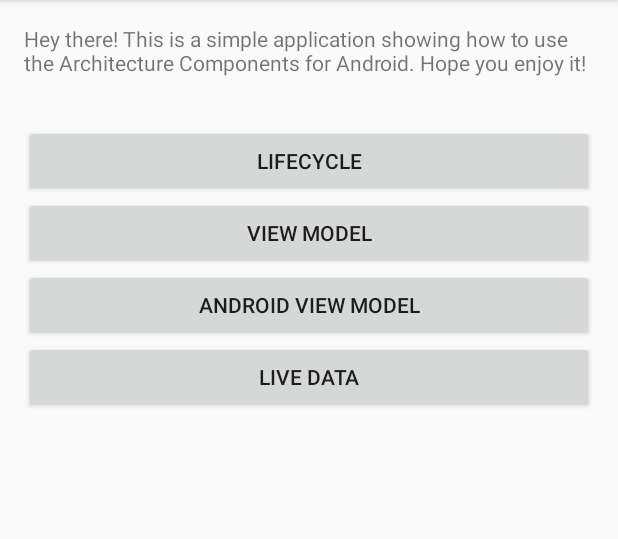
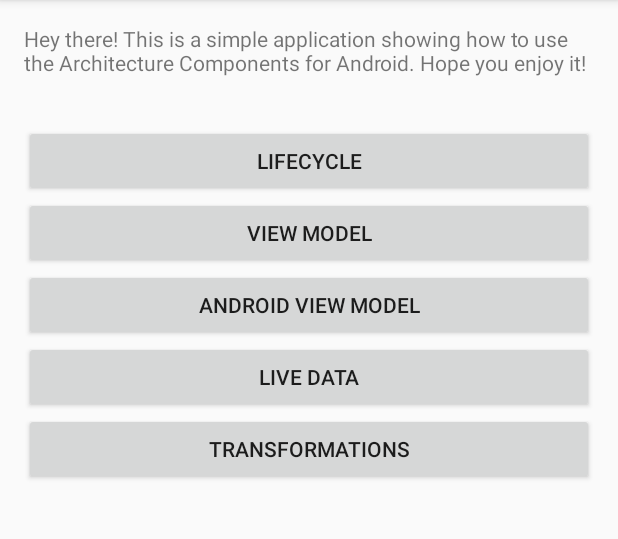
Before and after one commit to rodrigobressan/sample_android_architecture_components, an Android app: the screen it shows after launch (MainActivity), on a phone screen of 412 x 824 dp, the part 84-623 px from its top. Run offline under Robolectric (Android 15) with nearby library versions, the phone set to English and light mode, and no system bars.

Commit message:
Example using Transformations

```diff
--- a/app/src/main/AndroidManifest.xml
+++ b/app/src/main/AndroidManifest.xml
@@ -24,6 +24,8 @@
         <activity android:name=".android_viewmodel.WifiListActivity" />
         <activity android:name=".viewmodel.counter.IncrementActivity" />
         <activity android:name=".livedata.sensor.SensorActivity" />
+        <activity android:name=".transformation.TeamActivity" />
+        <activity android:name=".transformation.TeamDetailActivity" />
 
     </application>
 </manifest>
--- a/app/src/main/java/com/rodrigobresan/samplearchitcturecomponents/MainActivity.kt
+++ b/app/src/main/java/com/rodrigobresan/samplearchitcturecomponents/MainActivity.kt
@@ -6,8 +6,7 @@ import android.support.v7.app.AppCompatActivity
 import com.rodrigobresan.samplearchitcturecomponents.android_viewmodel.WifiListActivity
 import com.rodrigobresan.samplearchitcturecomponents.lifecycle.LifecycleSampleActivity
 import com.rodrigobresan.samplearchitcturecomponents.livedata.sensor.SensorActivity
-import com.rodrigobresan.samplearchitcturecomponents.viewmodel.counter.IncrementActivity
-import com.rodrigobresan.samplearchitcturecomponents.viewmodel.news.FeedActivity
+import com.rodrigobresan.samplearchitcturecomponents.transformation.TeamActivity
 import com.rodrigobresan.samplearchitcturecomponents.viewmodel.news.NewsActivity
 import kotlinx.android.synthetic.main.activity_main.*
 
@@ -22,6 +21,7 @@ class MainActivity : AppCompatActivity() {
         btn_main_viewmodel.setOnClickListener { openActivity(NewsActivity.provideIntent(this)) }
         btn_main_android_viewmodel.setOnClickListener { openActivity(WifiListActivity.provideIntent(this)) }
         btn_main_livedata.setOnClickListener { openActivity(SensorActivity.provideIntent(this)) }
+        btn_main_transformations.setOnClickListener { openActivity(TeamActivity.provideIntent(this)) }
     }
 
     private fun openActivity(intent: Intent) {
--- /dev/null
+++ b/app/src/main/java/com/rodrigobresan/samplearchitcturecomponents/transformation/Team.kt
@@ -0,0 +1,3 @@
+package com.rodrigobresan.samplearchitcturecomponents.transformation
+
+data class Team(var id: Long, var name: String, var description: String)
--- a/app/src/main/res/layout/activity_main.xml
+++ b/app/src/main/res/layout/activity_main.xml
@@ -2,36 +2,43 @@
 <LinearLayout xmlns:android="http://schemas.android.com/apk/res/android"
     android:layout_width="match_parent"
     android:layout_height="match_parent"
-    android:padding="16dp"
-    android:orientation="vertical">
+    android:orientation="vertical"
+    android:padding="16dp">
 
     <TextView
-        android:text="@string/main_intro"
         android:layout_width="match_parent"
-        android:layout_height="wrap_content" />
+        android:layout_height="wrap_content"
+        android:text="@string/main_intro" />
 
     <Button
+        android:id="@+id/btn_main_lifecycle"
+        android:layout_width="match_parent"
+        android:layout_height="wrap_content"
         android:layout_marginTop="32dp"
-        android:id="@+id/btn_main_lifecycle"
-        android:text="Lifecycle"
-        android:layout_width="match_parent"
-        android:layout_height="wrap_content" />
+        android:text="Lifecycle" />
 
     <Button
         android:id="@+id/btn_main_viewmodel"
-        android:text="View Model"
         android:layout_width="match_parent"
-        android:layout_height="wrap_content" />
+        android:layout_height="wrap_content"
+        android:text="View Model" />
 
     <Button
         android:id="@+id/btn_main_android_viewmodel"
-        android:text="Android View Model"
         android:layout_width="match_parent"
-        android:layout_height="wrap_content" />
+        android:layout_height="wrap_content"
+        android:text="Android View Model" />
 
     <Button
         android:id="@+id/btn_main_livedata"
-        android:text="Live Data"
         android:layout_width="match_parent"
-        android:layout_height="wrap_content" />
+        android:layout_height="wrap_content"
+        android:text="Live Data" />
+
+    <Button
+        android:id="@+id/btn_main_transformations"
+        android:layout_width="match_parent"
+        android:layout_height="wrap_content"
+        android:text="Transformations" />
+
 </LinearLayout>
--- a/app/src/main/res/values/strings.xml
+++ b/app/src/main/res/values/strings.xml
@@ -4,4 +4,5 @@
     <string name="sample_text_item_article_description">Here goes the article description. Lorem ipsum dolor sit amet...</string>
     <string name="sample_text_item_article_title">Here goes the title of the article</string>
     <string name="sample_text_wifi_name">Wi-Fi name</string>
+    <string name="sample_item_team">Manchester</string>
 </resources>
```
Also changed, not shown: app/src/main/java/com/rodrigobresan/samplearchitcturecomponents/transformation/TeamActivity.kt (added, +40 -0 lines), app/src/main/java/com/rodrigobresan/samplearchitcturecomponents/transformation/TeamAdapter.kt (added, +40 -0 lines), app/src/main/java/com/rodrigobresan/samplearchitcturecomponents/transformation/TeamDetailActivity.kt (added, +37 -0 lines), app/src/main/java/com/rodrigobresan/samplearchitcturecomponents/transformation/TeamRepository.kt (added, +21 -0 lines), app/src/main/java/com/rodrigobresan/samplearchitcturecomponents/transformation/TeamViewModel.kt (added, +30 -0 lines), app/src/main/res/layout/activity_team.xml (added, +12 -0 lines), app/src/main/res/layout/activity_team_detail.xml (added, +14 -0 lines), app/src/main/res/layout/item_team.xml (added, +16 -0 lines).
